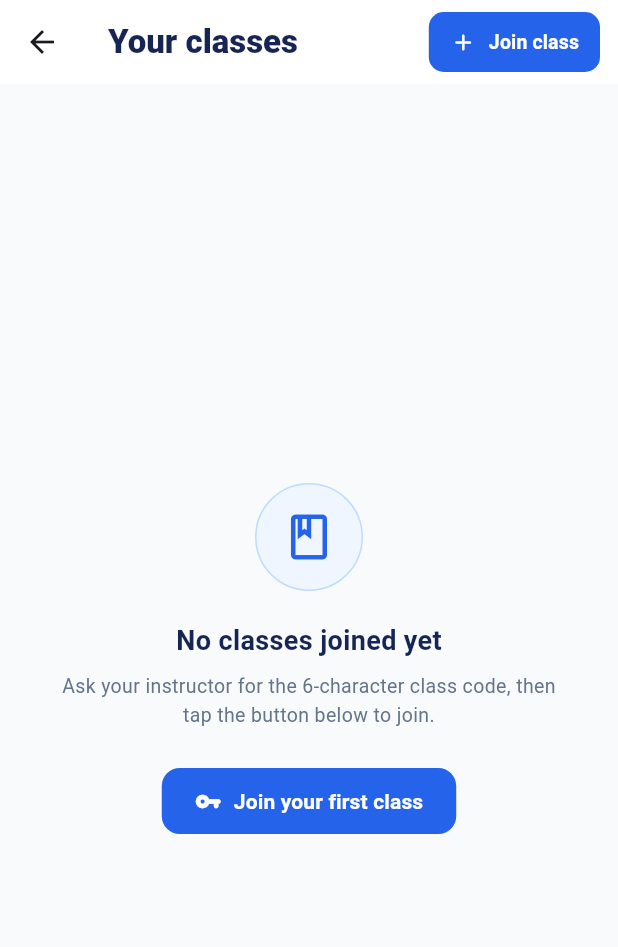
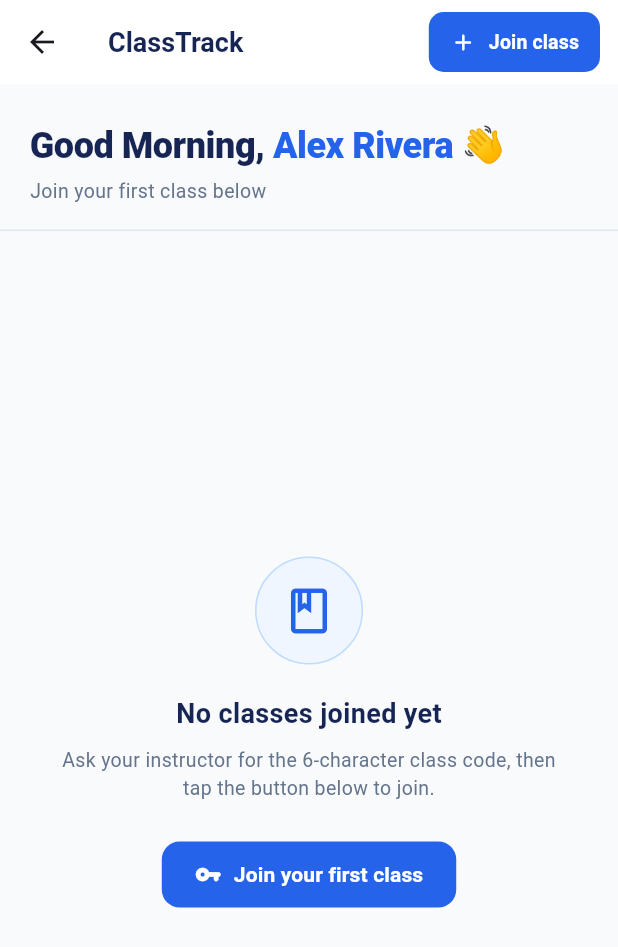
Before and after one commit to malakmostafa-tech/Class_Track, a Flutter app: the StudentClassesPage screen opened directly, on a phone screen of 412 x 824 dp. Shown: the top 947 px of the screen. Run offline on Flutter 3.47's test engine with Material 3 defaults, Android fonts, the phone set to English and light mode, and no system bars; our stand-ins replace flutter_bloc.

Commit message:
feat(ui): add dynamic greeting header to StudentClassesPage matching Figma design

```diff
--- a/lib/features/classes/presentation/pages/student_classes_page.dart
+++ b/lib/features/classes/presentation/pages/student_classes_page.dart
@@ -46,6 +46,57 @@ class _StudentClassesPageState extends State<StudentClassesPage> {
     );
   }
 
+  /// Returns "Good Morning", "Good Afternoon", or "Good Evening" based on current hour.
+  String _greetingPrefix() {
+    final hour = DateTime.now().hour;
+    if (hour >= 5 && hour < 12) return 'Good Morning';
+    if (hour >= 12 && hour < 17) return 'Good Afternoon';
+    return 'Good Evening';
+  }
+
+  Widget _buildGreetingHeader() {
+    final enrolled = _enrolledClasses.length;
+    final classWord = enrolled == 1 ? 'class' : 'classes';
+
+    return Padding(
+      padding: const EdgeInsets.fromLTRB(20, 24, 20, 16),
+      child: Column(
+        crossAxisAlignment: CrossAxisAlignment.start,
+        children: [
+          Text.rich(
+            TextSpan(
+              style: const TextStyle(
+                color: AppColors.primaryNavy,
+                fontSize: 24,
+                fontWeight: FontWeight.w800,
+                letterSpacing: -0.3,
+              ),
+              children: [
+                TextSpan(text: '${_greetingPrefix()}, '),
+                TextSpan(
+                  text: widget.studentName,
+                  style: const TextStyle(color: AppColors.brandBlue),
+                ),
+                const TextSpan(text: ' 👋'),
+              ],
+            ),
+          ),
+          const SizedBox(height: 4),
+          Text(
+            enrolled == 0
+                ? 'Join your first class below'
+                : 'You have $enrolled $classWord enrolled',
+            style: const TextStyle(
+              color: AppColors.textMuted,
+              fontSize: 13,
+              fontWeight: FontWeight.w400,
+            ),
+          ),
+        ],
+      ),
+    );
+  }
+
   @override
   Widget build(BuildContext context) {
     return Scaffold(
@@ -54,11 +105,11 @@ class _StudentClassesPageState extends State<StudentClassesPage> {
         backgroundColor: AppColors.cardWhite,
         elevation: 0,
         title: const Text(
-          'Your classes',
+          'ClassTrack',
           style: TextStyle(
             color: AppColors.primaryNavy,
-            fontSize: 22,
-            fontWeight: FontWeight.w800,
+            fontSize: 18,
+            fontWeight: FontWeight.w700,
           ),
         ),
         actions: [
@@ -115,11 +166,16 @@ class _StudentClassesPageState extends State<StudentClassesPage> {
             );
           }
 
-          if (_enrolledClasses.isEmpty) {
-            return _buildEmptyState();
-          }
-
-          return ListView.builder(
+          // Greeting always shows at top
+          return Column(
+            crossAxisAlignment: CrossAxisAlignment.start,
+            children: [
+              _buildGreetingHeader(),
+              const Divider(height: 1, color: AppColors.borderLight),
+              Expanded(
+                child: _enrolledClasses.isEmpty
+                    ? _buildEmptyState()
+                    : ListView.builder(
                         padding: const EdgeInsets.all(16.0),
                         itemCount: _enrolledClasses.length,
                         itemBuilder: (context, index) {
@@ -135,6 +191,9 @@ class _StudentClassesPageState extends State<StudentClassesPage> {
                             },
                           );
                         },
+                      ),
+              ),
+            ],
           );
         },
       ),
```
Also changed, not shown: 1 other file. Lines whose indentation alone changed are shown as unchanged.
